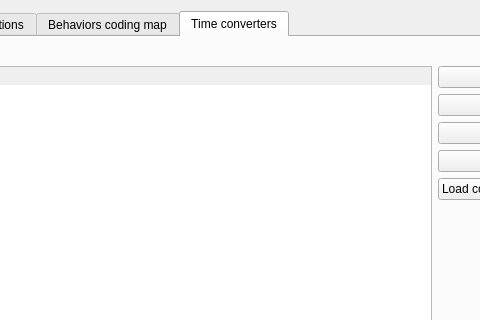
This is project.ui in olivierfriard/BORIS as Qt 5 draws it before an edit; both pictures show x 443 to 923 and y 0 to 320 of the 1121 by 973 pixel window. The edited form follows.
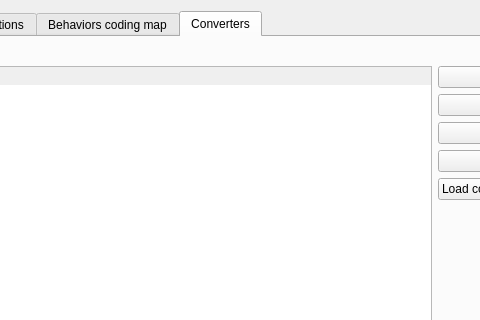
This is the edited form.

```diff
--- a/project.ui
+++ b/project.ui
@@ -830,7 +830,7 @@
        </widget>
        <widget class="QWidget" name="tab_time_converters">
         <attribute name="title">
-         <string>Time converters</string>
+         <string>Converters</string>
         </attribute>
         <layout class="QVBoxLayout" name="verticalLayout_18">
          <item>
```
